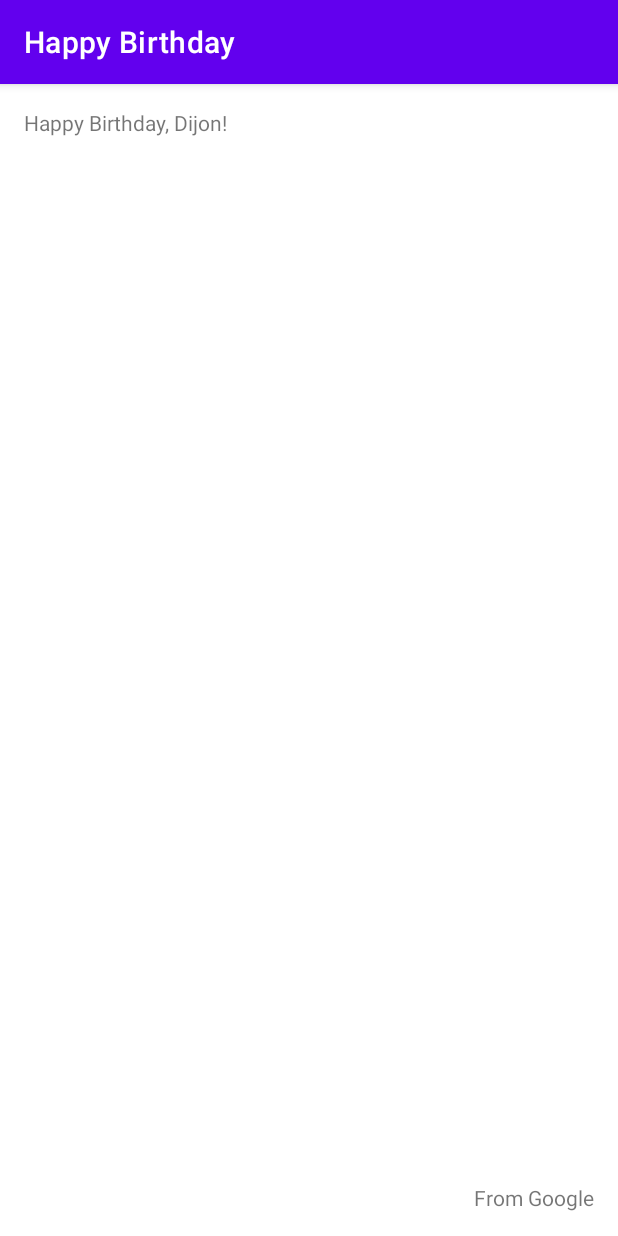
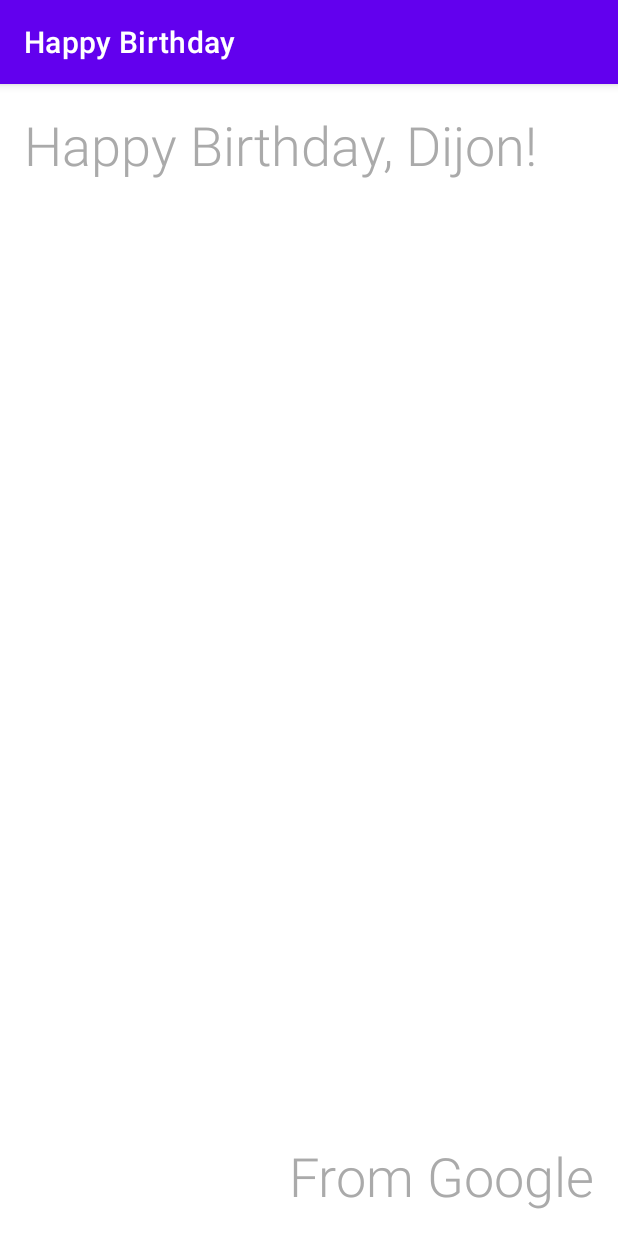
Before and after one commit to dijoncavalcante/birthday-card, an Android app: the screen it shows after launch (MainActivity), on a phone screen of 412 x 824 dp. Run offline under Robolectric (Android 15) with nearby library versions, the phone set to English and light mode, and no system bars.

Commit message:
Add style to the text

```diff
--- a/app/src/main/res/layout/activity_main.xml
+++ b/app/src/main/res/layout/activity_main.xml
@@ -12,7 +12,10 @@
         android:layout_height="wrap_content"
         android:layout_marginStart="16dp"
         android:layout_marginTop="16dp"
+        android:fontFamily="sans-serif-light"
         android:text="Happy Birthday, Dijon!"
+        android:textColor="@android:color/darker_gray"
+        android:textSize="36sp"
         app:layout_constraintStart_toStartOf="parent"
         app:layout_constraintTop_toTopOf="parent" />
 
@@ -22,7 +25,10 @@
         android:layout_height="wrap_content"
         android:layout_marginEnd="16dp"
         android:layout_marginBottom="16dp"
+        android:fontFamily="sans-serif-light"
         android:text="From Google"
+        android:textColor="@android:color/darker_gray"
+        android:textSize="36sp"
         app:layout_constraintBottom_toBottomOf="parent"
         app:layout_constraintEnd_toEndOf="parent" />
 </androidx.constraintlayout.widget.ConstraintLayout>
```
